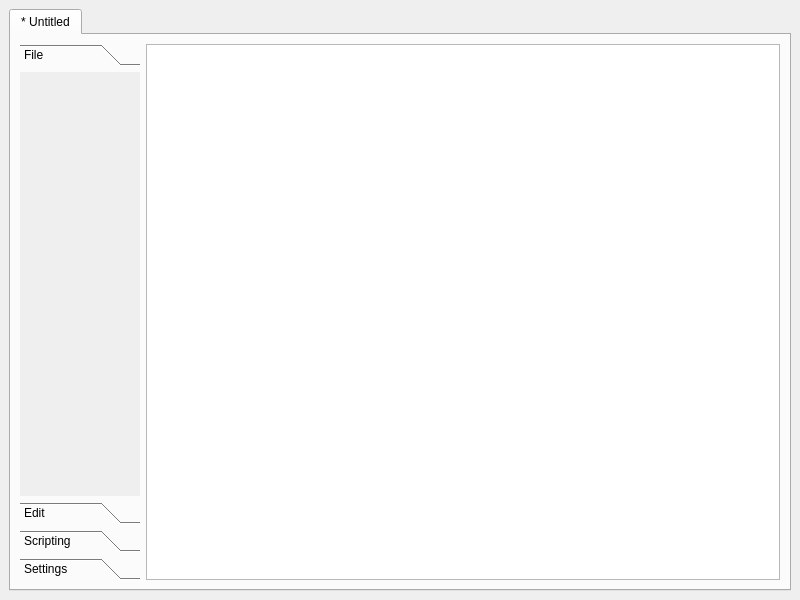
Before: the Qt Designer form ui/MainWindow.ui in RyanDeBarros/Cerberus, drawn with Qt 5.
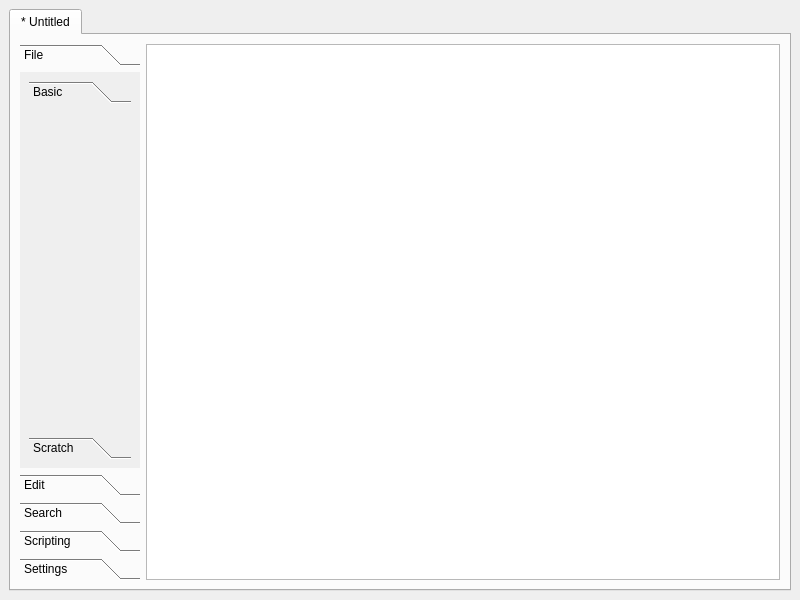
After: the same form once the commit is applied. The open tabs and pages were chosen to show the change.

```diff
--- a/ui/MainWindow.ui
+++ b/ui/MainWindow.ui
@@ -48,12 +48,47 @@
              <x>0</x>
              <y>0</y>
              <width>120</width>
-             <height>415</height>
+             <height>385</height>
             </rect>
            </property>
            <attribute name="label">
             <string>File</string>
            </attribute>
+           <layout class="QVBoxLayout" name="verticalLayout_4">
+            <item>
+             <widget class="QToolBox" name="toolBox_3">
+              <property name="currentIndex">
+               <number>0</number>
+              </property>
+              <widget class="QWidget" name="fileBasicPage">
+               <property name="geometry">
+                <rect>
+                 <x>0</x>
+                 <y>0</y>
+                 <width>102</width>
+                 <height>307</height>
+                </rect>
+               </property>
+               <attribute name="label">
+                <string>Basic</string>
+               </attribute>
+              </widget>
+              <widget class="QWidget" name="fileScratchPage">
+               <property name="geometry">
+                <rect>
+                 <x>0</x>
+                 <y>0</y>
+                 <width>102</width>
+                 <height>307</height>
+                </rect>
+               </property>
+               <attribute name="label">
+                <string>Scratch</string>
+               </attribute>
+              </widget>
+             </widget>
+            </item>
+           </layout>
           </widget>
           <widget class="QWidget" name="editPage">
            <property name="geometry">
@@ -153,6 +188,11 @@
             </item>
            </layout>
           </widget>
+          <widget class="QWidget" name="searchPage">
+           <attribute name="label">
+            <string>Search</string>
+           </attribute>
+          </widget>
           <widget class="QWidget" name="scriptingPage">
            <attribute name="label">
             <string>Scripting</string>
```
Left out of the diff: 26 changed lines with no effect on the pictures.
